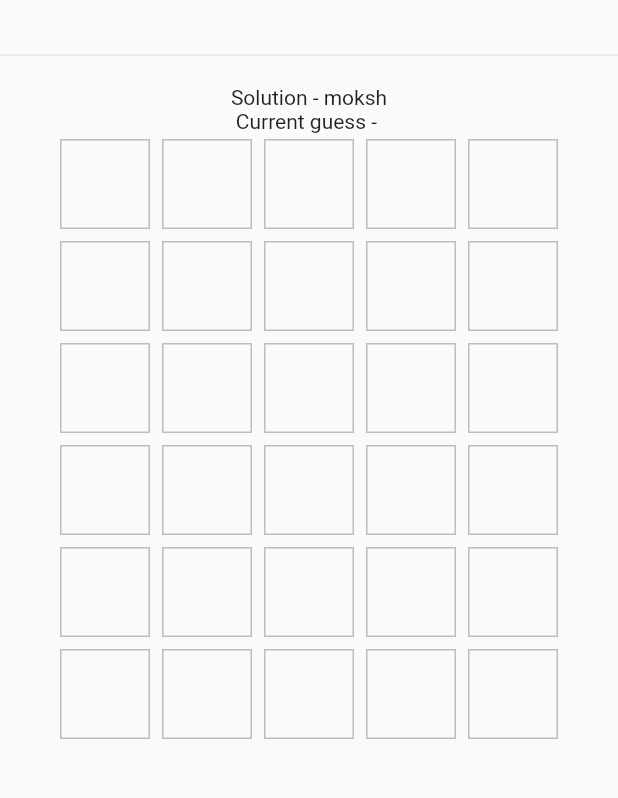
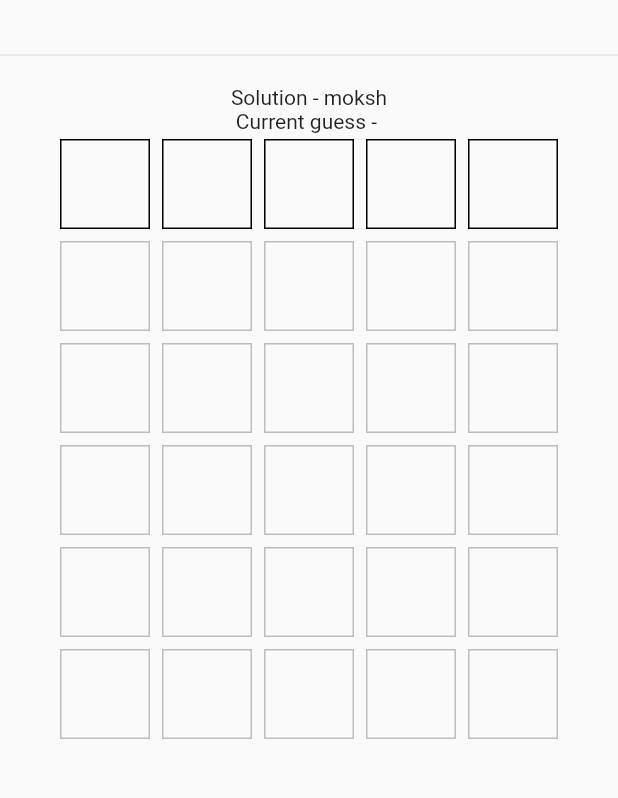
Before and after one commit to moksh-mahajan/wordle-clone, a Flutter app: the screen it shows after launch, on a phone screen of 412 x 824 dp, the part 59-857 px from its top. Run offline on Flutter 3.47's test engine with Material 2 defaults, Android fonts, the phone set to English and light mode, and no system bars; our stand-ins replace dio.

```diff
--- a/lib/grid.dart
+++ b/lib/grid.dart
@@ -14,18 +14,28 @@ class Grid extends StatelessWidget {
   @override
   Widget build(BuildContext context) {
     return Column(
-        children: guesses
-            .map((e) => GridRow(
-                  guess: e,
-                ))
-            .toList());
+        children: guesses.asMap().entries.map((entry) {
+      if (turn == entry.key) {
+        return GridRow(
+          currentGuess: currentGuess,
+        );
+      }
+      return GridRow(
+        guess: entry.value,
+      );
+    }).toList());
   }
 }
 
 class GridRow extends StatelessWidget {
+  final String? currentGuess;
   final List? guess;
 
-  const GridRow({Key? key, this.guess}) : super(key: key);
+  const GridRow({
+    Key? key,
+    this.guess,
+    this.currentGuess,
+  }) : super(key: key);
 
   @override
   Widget build(BuildContext context) {
@@ -43,8 +53,30 @@ class GridRow extends StatelessWidget {
                   ),
                   margin: EdgeInsets.all(4),
                   decoration: BoxDecoration(
-                      color: e['color'],
-                      border: Border.all(color: e['color'])),
+                      color: e['color'], border: Border.all(color: e['color'])),
+                ))
+            .toList(),
+      );
+    }
+
+    if (currentGuess != null) {
+      final letters = currentGuess!.split('');
+      return Row(
+        mainAxisAlignment: MainAxisAlignment.center,
+        children: [
+          ...letters,
+          ...List.generate(5 - letters.length, (index) => ''),
+        ]
+            .map((c) => Container(
+                  height: 60,
+                  width: 60,
+                  alignment: Alignment.center,
+                  child: Text(
+                    c.toUpperCase(),
+                    style: Theme.of(context).textTheme.displaySmall,
+                  ),
+                  margin: const EdgeInsets.all(4),
+                  decoration: BoxDecoration(border: Border.all()),
                 ))
             .toList(),
       );
```
